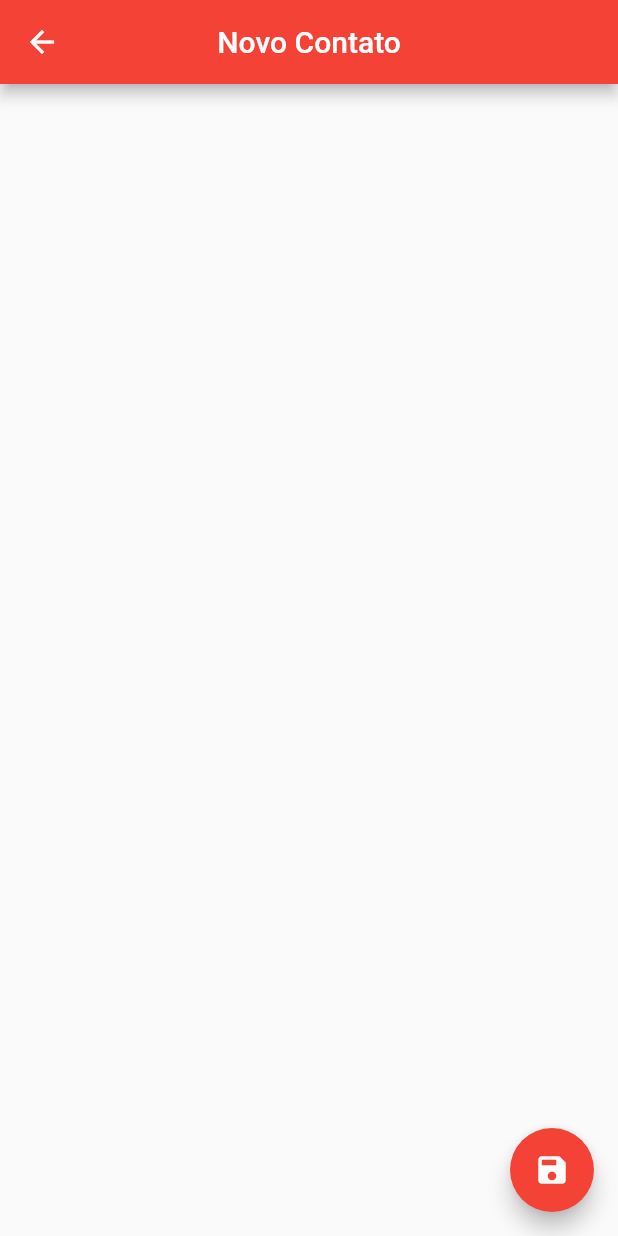
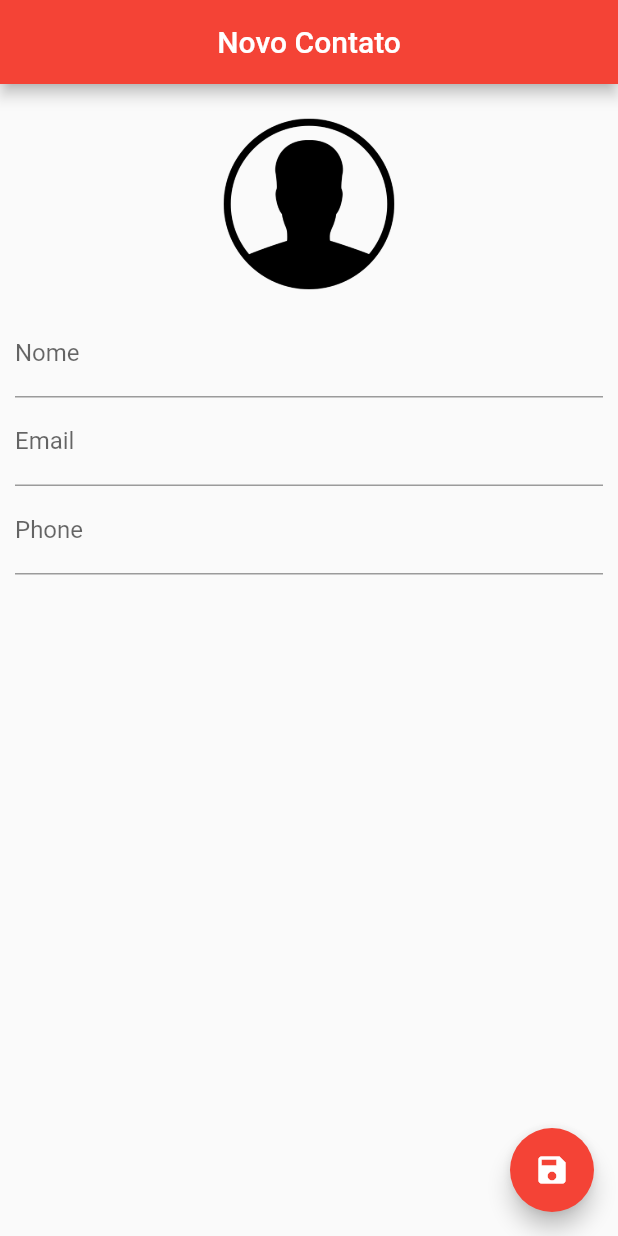
Before and after one commit to allefsousa/Agenda-mobile, a Flutter app: the ContactPage screen opened directly, on a phone screen of 412 x 824 dp. Run offline on Flutter 3.47's test engine with Material 2 defaults, Android fonts, the phone set to English and light mode, and no system bars; our stand-ins replace sqflite; accounts and stored records are empty.

Commit message:
Criando estrutura para receber um obejeto de outra tela

```diff
--- a/lib/main.dart
+++ b/lib/main.dart
@@ -1,9 +1,10 @@
 import 'package:flutter/cupertino.dart';
 import 'package:flutter/material.dart';
 import 'package:flutter_app/ui/HomePage.dart';
+import 'package:flutter_app/ui/contact_page.dart';
 
 void main() {
   runApp(MaterialApp(
-    home: HomePage(),
+    home: ContactPage(),
   ));
 }
--- a/lib/ui/contact_page.dart
+++ b/lib/ui/contact_page.dart
@@ -1,27 +1,39 @@
+import 'dart:io';
+
 import 'package:flutter/material.dart';
 import 'package:flutter_app/helpers/contact_helper.dart';
+
 class ContactPage extends StatefulWidget {
+  final Contact contact;
 
-  final Contact contact;
   ContactPage({this.contact});
 
   @override
   _ContactPageState createState() => _ContactPageState();
 }
 
-class _ContactPageState extends State<ContactPage> with SingleTickerProviderStateMixin {
+class _ContactPageState extends State<ContactPage>{
+  final _nameController = TextEditingController();
+  final _emailController = TextEditingController();
+  final _phoneController = TextEditingController();
+
 
   Contact _editContact;
+  bool _userEdited = false;
+
+
   @override
   void initState() {
     super.initState();
-    if(widget.contact == null){
+    if (widget.contact == null) {
       _editContact = Contact();
-    }else{
+    } else {
       _editContact = Contact.fromMap(widget.contact.toMap());
+      _nameController.text = _editContact.name;
+      _emailController.text = _editContact.email;
+      _phoneController.text = _editContact.phone;
     }
   }
-
 
   @override
   Widget build(BuildContext context) {
@@ -32,9 +44,54 @@ class _ContactPageState extends State<ContactPage> with SingleTickerProviderStat
         centerTitle: true,
       ),
       floatingActionButton: FloatingActionButton(
-        onPressed: (){},
+        onPressed: () {},
         child: Icon(Icons.save),
         backgroundColor: Colors.red,
+      ),
+      body: SingleChildScrollView(
+        padding: EdgeInsets.all(10.0),
+        child: Column(
+          children: <Widget>[
+            GestureDetector(
+              child:  Container(
+                width: 140.0,
+                height: 140.0,
+                decoration: BoxDecoration(
+                    shape: BoxShape.circle,
+                    image: DecorationImage(image: _editContact.img != null ?
+                    FileImage(File(_editContact.img)) : AssetImage("images/person.png")
+                    )
+                ),
+              ),
+            ),
+            TextField(
+              controller: _nameController,
+              decoration: InputDecoration(labelText: "Nome"),
+              onChanged: (text){
+                _userEdited = true;
+                setState(() {
+                  _editContact.name = text;
+                });
+              },
+            ),
+            TextField(
+              controller: _emailController,
+              decoration: InputDecoration(labelText: "Email"),
+              onChanged: (text){
+                _editContact.email = text;
+              },
+              keyboardType: TextInputType.emailAddress,
+            ),
+            TextField(
+              controller: _phoneController,
+              decoration: InputDecoration(labelText: "Phone"),
+              onChanged: (text){
+                _editContact.phone = text;
+              },
+              keyboardType: TextInputType.phone,
+            )
+          ],
+        ),
       ),
     );
   }
```
